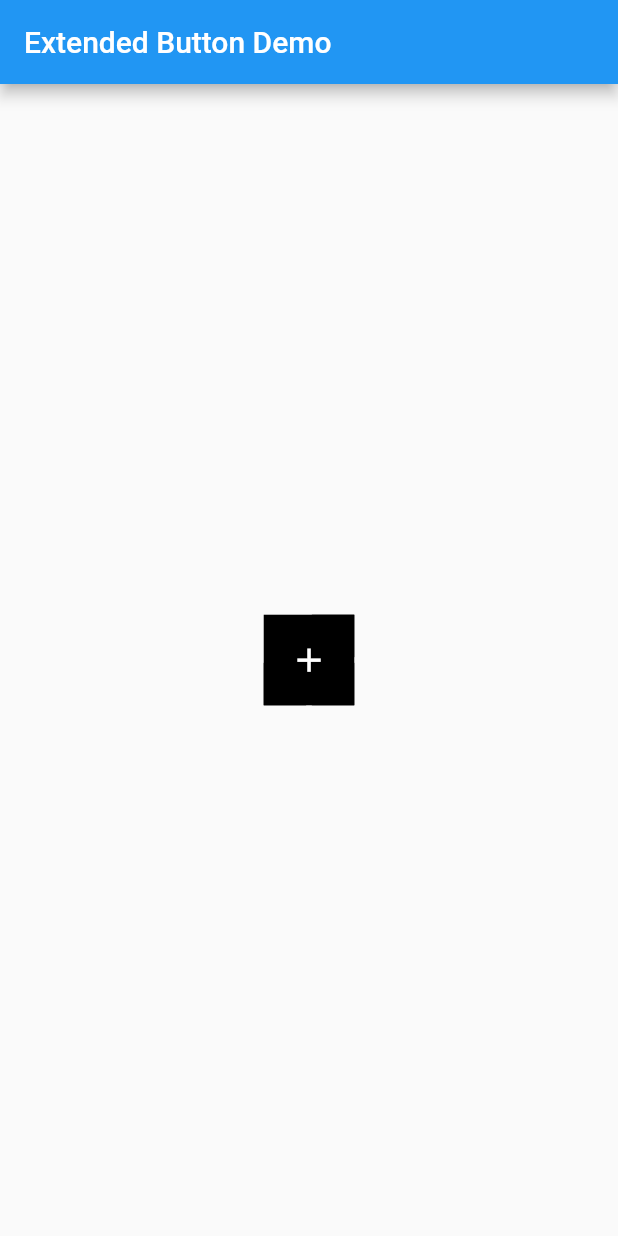
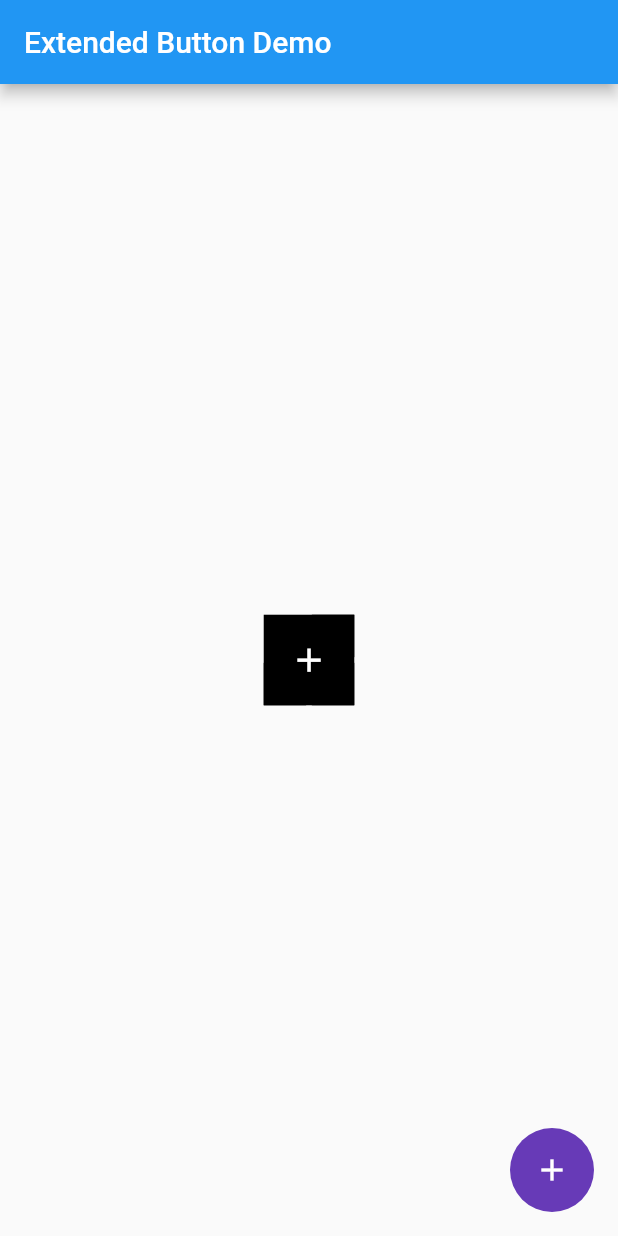
Before and after one commit to AyushBherwani1998/extended_button, a Flutter app: the screen it shows after launch, on a phone screen of 412 x 824 dp. Run offline on Flutter 3.47's test engine with Material 2 defaults, Android fonts, the phone set to English and light mode, and no system bars.

Commit message:
adds material_sheet_fab

```diff
--- a/example/lib/main.dart
+++ b/example/lib/main.dart
@@ -1,10 +1,40 @@
 import 'package:extended_button/extended_button.dart';
+import 'package:extended_button/material_sheet_fab.dart';
 import 'package:flutter/material.dart';
 
 void main() => runApp(MaterialApp(
-      home: Scaffold(
+      home: MyApp(),
+    ));
+
+class MyApp extends StatefulWidget {
+  @override
+  _MyAppState createState() => _MyAppState();
+}
+
+class _MyAppState extends State<MyApp> {
+  bool selected = false;
+
+  @override
+  Widget build(BuildContext context) {
+    return Scaffold(
       appBar: AppBar(
         title: Text("Extended Button Demo"),
+      ),
+      floatingActionButton: MaterialSheetFab(
+        firsTileTitle: Text("First Tile"),
+        firstTileIcon: Icon(Icons.edit),
+        firstTileOnTap: () => print("Hello"),
+        secondTileTile: Text("Second Tile"),
+        secondTileIcon: Icon(Icons.image),
+        secondTileOnTap: () => print("Second Tile Pressed"),
+        thirdTileTitle: Text("Third Tile"),
+        thirdTileIcon: Icon(Icons.print),
+        fabBackgroundColor: Colors.deepPurple,
+        fabChild: Icon(
+          Icons.add,
+          color: Colors.white,
+        ),
+        menuTitleColor: Colors.white,
       ),
       body: Container(
         alignment: Alignment.center,
@@ -28,5 +58,6 @@ void main() => runApp(MaterialApp(
           },
         ),
       ),
-      ),
-    ));
+    );
+  }
+}
--- /dev/null
+++ b/lib/material_sheet_fab.dart
@@ -0,0 +1,123 @@
+import 'package:flutter/material.dart';
+
+class MaterialSheetFab extends StatefulWidget {
+  final Text firsTileTitle;
+  final Text secondTileTile;
+  final Text thirdTileTitle;
+  final Icon firstTileIcon;
+  final Icon secondTileIcon;
+  final Icon thirdTileIcon;
+  final Function firstTileOnTap;
+  final Function secondTileOnTap;
+  final Function thirdTileOnTap;
+  final Color menuTitleColor;
+  final Widget fabChild;
+  final Color fabBackgroundColor;
+  final bool expanded;
+
+  const MaterialSheetFab({
+    Key key,
+    this.firsTileTitle,
+    this.secondTileTile,
+    this.thirdTileTitle,
+    this.firstTileIcon,
+    this.secondTileIcon,
+    this.thirdTileIcon,
+    this.expanded = false,
+    this.firstTileOnTap,
+    this.secondTileOnTap,
+    this.thirdTileOnTap,
+    this.fabChild,
+    this.fabBackgroundColor,
+    this.menuTitleColor,
+  })  : assert(firsTileTitle != null),
+        assert(secondTileTile != null),
+        assert(thirdTileTitle != null),
+        assert(firstTileIcon != null),
+        assert(secondTileIcon != null),
+        assert(thirdTileIcon != null),
+        super(key: key);
+
+  @override
+  _MaterialSheetFabState createState() => _MaterialSheetFabState();
+}
+
+class _MaterialSheetFabState extends State<MaterialSheetFab> {
+  bool selected;
+  Color _color;
+
+  @override
+  void initState() {
+    super.initState();
+    _color = widget.fabBackgroundColor;
+    selected = widget.expanded;
+  }
+
+  @override
+  Widget build(BuildContext context) {
+    return GestureDetector(
+      onTap: selected ? null : () => setState(() => selected = !selected),
+      child: AnimatedContainer(
+        height: selected ? 220 : 56,
+        width: selected ? 200 : 56,
+        duration: Duration(milliseconds: 600),
+        decoration: BoxDecoration(
+          borderRadius: BorderRadius.circular(selected ? 0 : 28),
+          color: selected
+              ? Colors.white
+              : _color ??
+                  Theme.of(context).floatingActionButtonTheme.backgroundColor,
+        ),
+        child: selected
+            ? Card(
+                elevation: 12,
+                child: Column(
+                  children: [
+                    Expanded(
+                      child: ListTile(
+                        onTap: widget.firstTileOnTap,
+                        leading: widget.firstTileIcon,
+                        title: widget.firsTileTitle,
+                      ),
+                    ),
+                    Expanded(
+                      child: ListTile(
+                        onTap: widget.secondTileOnTap,
+                        leading: widget.secondTileIcon,
+                        title: widget.secondTileTile,
+                      ),
+                    ),
+                    Expanded(
+                      child: ListTile(
+                        onTap: widget.thirdTileOnTap,
+                        leading: widget.thirdTileIcon,
+                        title: widget.thirdTileTitle,
+                      ),
+                    ),
+                    Expanded(
+                      child: GestureDetector(
+                        onTap: () => setState(() => selected = !selected),
+                        child: Container(
+                          color: _color ??
+                              Theme.of(context)
+                                  .floatingActionButtonTheme
+                                  .backgroundColor,
+                          alignment: Alignment.center,
+                          padding: EdgeInsets.all(4),
+                          child: Text(
+                            "Close Menu",
+                            style: TextStyle(
+                              color: widget.menuTitleColor ?? Colors.black,
+                            ),
+                          ),
+                        ),
+                      ),
+                    ),
+                  ],
+                ),
+              )
+            : widget.fabChild,
+      ),
+    );
+  }
+}
```
Lines whose indentation alone changed are shown as unchanged.
